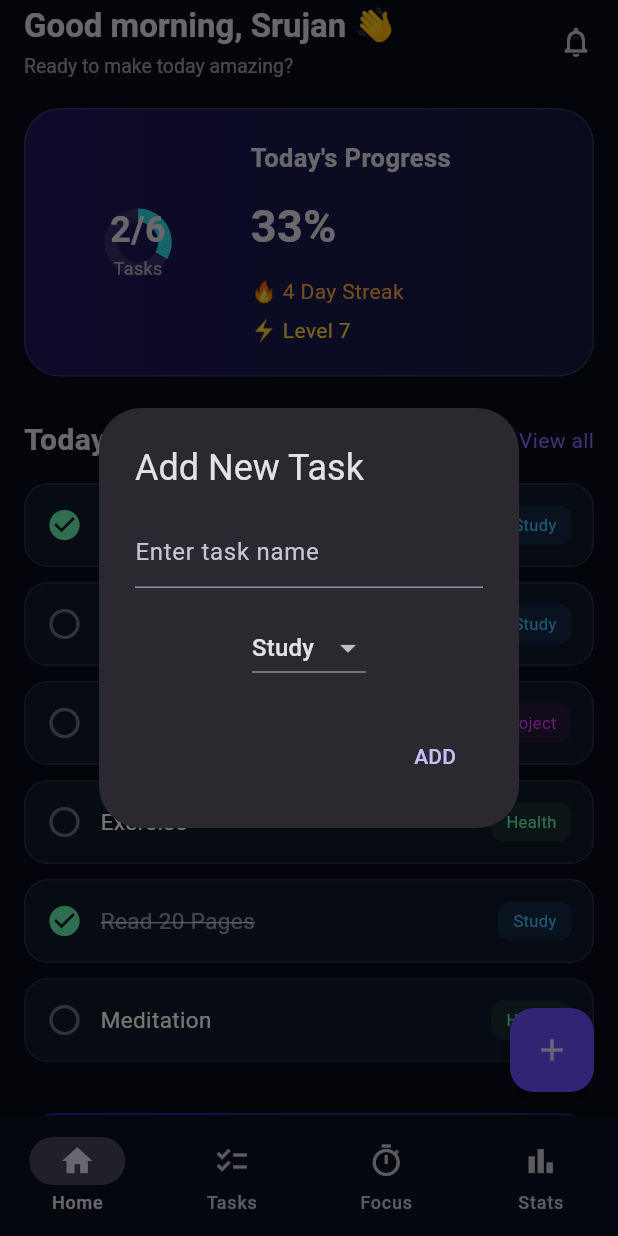
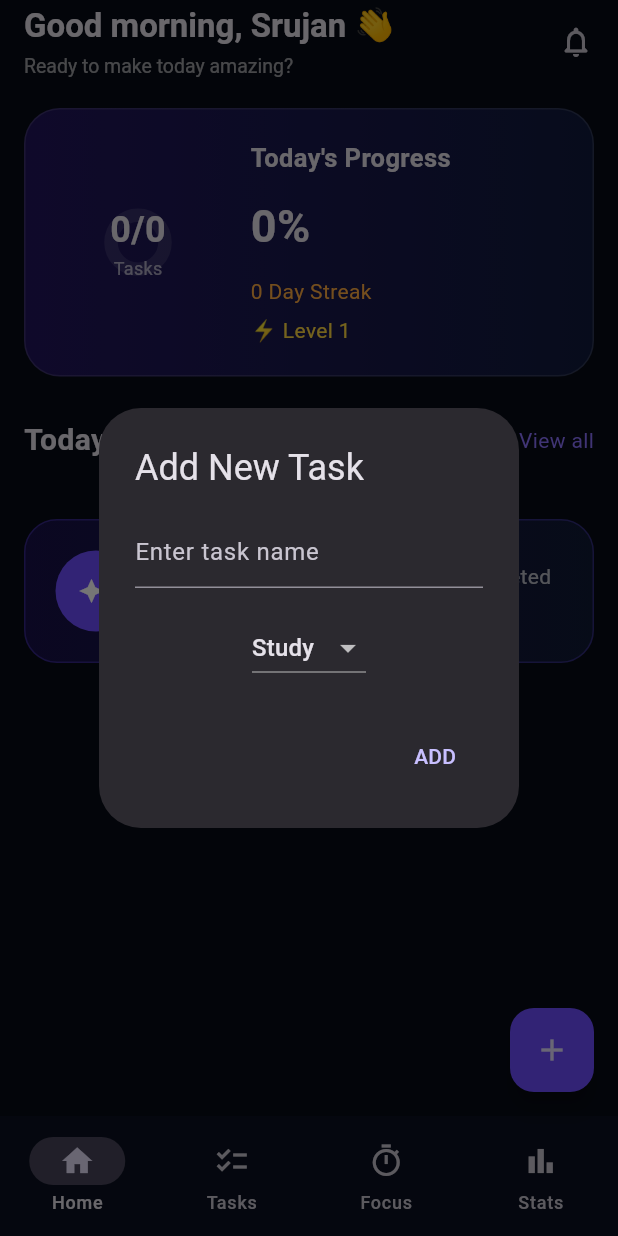
Before and after one commit to ysrujan2-ai/ai_life_dashboard, a Flutter app: the screen it shows after launch, after a tap on the "add" icon, on a phone screen of 412 x 824 dp. Run offline on Flutter 3.47's test engine with Material 3 defaults, Android fonts, the phone set to English and light mode, and no system bars; our stand-ins replace shared_preferences.

Commit message:
fix: remove default user data from fresh installs

```diff
--- a/lib/main.dart
+++ b/lib/main.dart
@@ -37,24 +37,7 @@ class HomeScreen extends StatefulWidget {
 
 class _HomeScreenState extends State<HomeScreen> {
   final StorageService _storageService = StorageService();
-  final List<Task> tasks = [
-    Task(
-      title: 'Learn Java Arrays',
-      category: 'Study',
-      completed: true,
-      completedAt: DateTime.now(),
-    ),
-    Task(title: 'Solve 2 DSA Problems', category: 'Study', completed: false),
-    Task(title: 'Work on Project', category: 'Project', completed: false),
-    Task(title: 'Exercise', category: 'Health', completed: false),
-    Task(
-      title: 'Read 20 Pages',
-      category: 'Study',
-      completed: true,
-      completedAt: DateTime.now(),
-    ),
-    Task(title: 'Meditation', category: 'Health', completed: false),
-  ];
+  final List<Task> tasks = [];
 
   @override
   void initState() {
@@ -79,7 +62,7 @@ class _HomeScreenState extends State<HomeScreen> {
   Future<void> loadSavedTasks() async {
     final savedTasks = await _storageService.loadTasks();
 
-    if (!mounted || savedTasks.isEmpty) {
+    if (!mounted) {
       return;
     }
 
@@ -550,14 +533,14 @@ class _HomeScreenState extends State<HomeScreen> {
                             const SizedBox(height: 12),
 
                             const Text(
-                              '🔥 4 Day Streak',
+                              '0 Day Streak',
                               style: TextStyle(color: Colors.orangeAccent),
                             ),
 
                             const SizedBox(height: 6),
 
                             const Text(
-                              '⚡ Level 7',
+                              '⚡ Level 1',
                               style: TextStyle(color: Colors.amberAccent),
                             ),
                           ],
```
Also changed, not shown: 1 other file.
